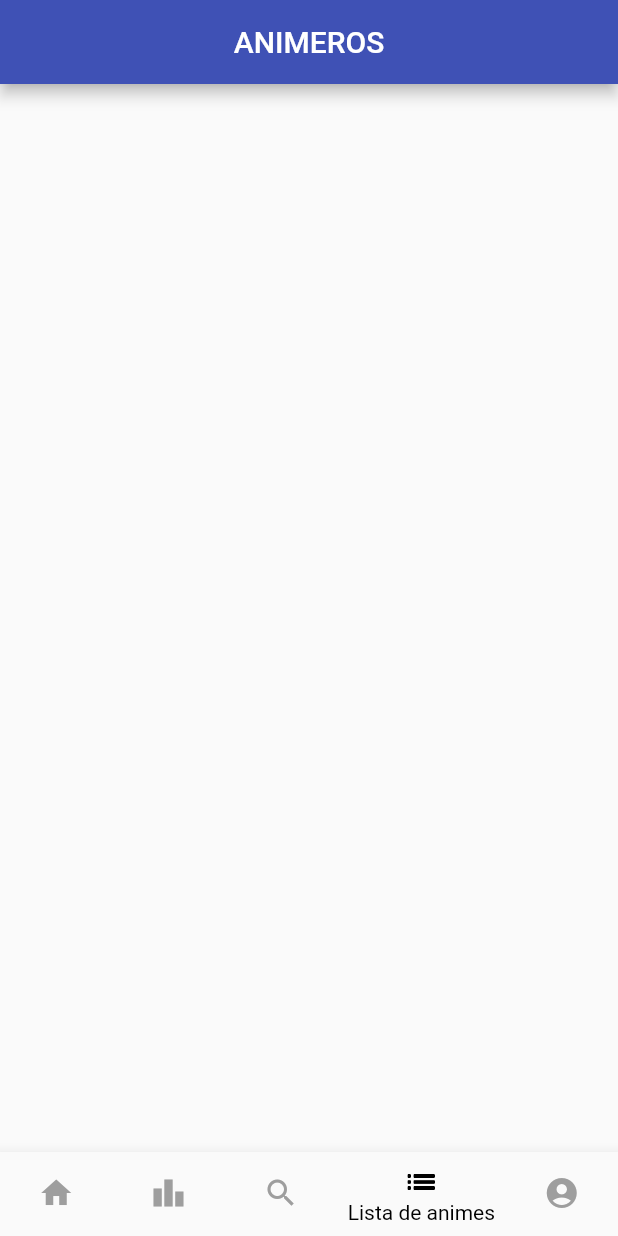
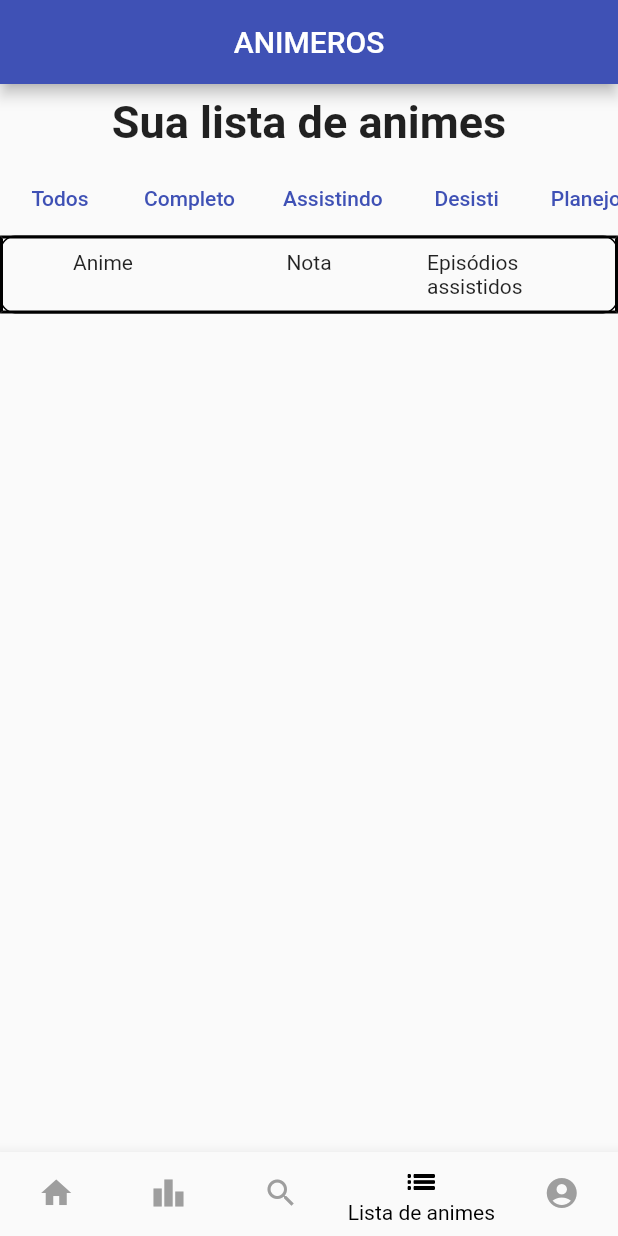
Before and after one commit to gcrz/app-animeros, a Flutter app: the screen it shows after launch, item 4 of the bottom bar chosen, on a phone screen of 412 x 824 dp. Run offline on Flutter 3.47's test engine with Material 2 defaults, Android fonts, the phone set to English and light mode, and no system bars.

Commit message:
WIP - User Anime List

```diff
--- a/app_animeros/lib/view/bottom_navigation_bar.dart
+++ b/app_animeros/lib/view/bottom_navigation_bar.dart
@@ -19,7 +19,7 @@ class BottomNavigationBarState extends State<MyBottomNavigationBar> {
     //MyHomePage(),
     Column(),
     Column(),
-    Column(),
+    UserAnimeList(),
     UserProfile(),
   ];
 
@@ -39,8 +39,7 @@ class BottomNavigationBarState extends State<MyBottomNavigationBar> {
                 icon: Icon(Icons.home), label: "Pagina inicial"),
             BottomNavigationBarItem(
                 icon: Icon(Icons.leaderboard), label: "Estatísticas"),
-            BottomNavigationBarItem(
-                icon: Icon(Icons.search), label: "Procura"),
+            BottomNavigationBarItem(icon: Icon(Icons.search), label: "Procura"),
             BottomNavigationBarItem(
                 icon: Icon(Icons.list_sharp), label: "Lista de animes"),
             BottomNavigationBarItem(
--- a/app_animeros/lib/view/screens/anime_list.dart
+++ b/app_animeros/lib/view/screens/anime_list.dart
@@ -0,0 +1,91 @@
+import 'package:flutter/material.dart';
+
+class UserAnimeList extends StatelessWidget {
+  @override
+  Widget build(BuildContext context) {
+    return Column(
+      children: [
+        Padding(
+          padding: const EdgeInsets.all(8.0),
+          child: Text("Sua lista de animes",
+              textAlign: TextAlign.center,
+              style: TextStyle(
+                fontWeight: FontWeight.bold,
+                fontSize: 30,
+              )),
+        ),
+        horizontalClassView(),
+        tableTitleAnime(),
+      ],
+    );
+  }
+
+  Widget horizontalClassView() {
+    return Container(
+      height: 50,
+      child: ListView(
+        shrinkWrap: true,
+        scrollDirection: Axis.horizontal,
+        children: <Widget>[
+          Padding(
+            padding: const EdgeInsets.all(8.0),
+            child: TextButton(onPressed: () => {teste()}, child: Text("Todos")),
+          ),
+          Padding(
+            padding: const EdgeInsets.all(8.0),
+            child:
+                TextButton(onPressed: () => {teste()}, child: Text("Completo")),
+          ),
+          Padding(
+            padding: const EdgeInsets.all(8.0),
+            child: TextButton(
+                onPressed: () => {teste()}, child: Text("Assistindo")),
+          ),
+          Padding(
+            padding: const EdgeInsets.all(8.0),
+            child:
+                TextButton(onPressed: () => {teste()}, child: Text("Desisti")),
+          ),
+          Padding(
+            padding: const EdgeInsets.all(8.0),
+            child: TextButton(
+                onPressed: () => {teste()}, child: Text("Planejo assistir")),
+          )
+        ],
+      ),
+    );
+  }
+
+  Widget teste() {
+    return Text("Tô cansado!");
+  }
+
+  Widget tableTitleAnime() {
+    return Table(
+      border: TableBorder(
+        top: BorderSide(width: 2),
+        bottom: BorderSide(width: 2),
+        left: BorderSide(width: 2),
+        right: BorderSide(width: 2),
+      ),
+      children: [
+        TableRow(
+            decoration: BoxDecoration(
+                borderRadius: BorderRadius.circular(10),
+                border: Border.all(color: Colors.black, width: 1.0)),
+            children: [
+              Center(
+                  child: Padding(
+                      padding: EdgeInsets.all(10), child: Text("Anime"))),
+              Center(
+                  child: Padding(
+                      padding: EdgeInsets.all(10), child: Text("Nota"))),
+              Center(
+                  child: Padding(
+                      padding: EdgeInsets.all(10),
+                      child: Text("Episódios assistidos")))
+            ])
+      ],
+    );
+  }
+}
```
